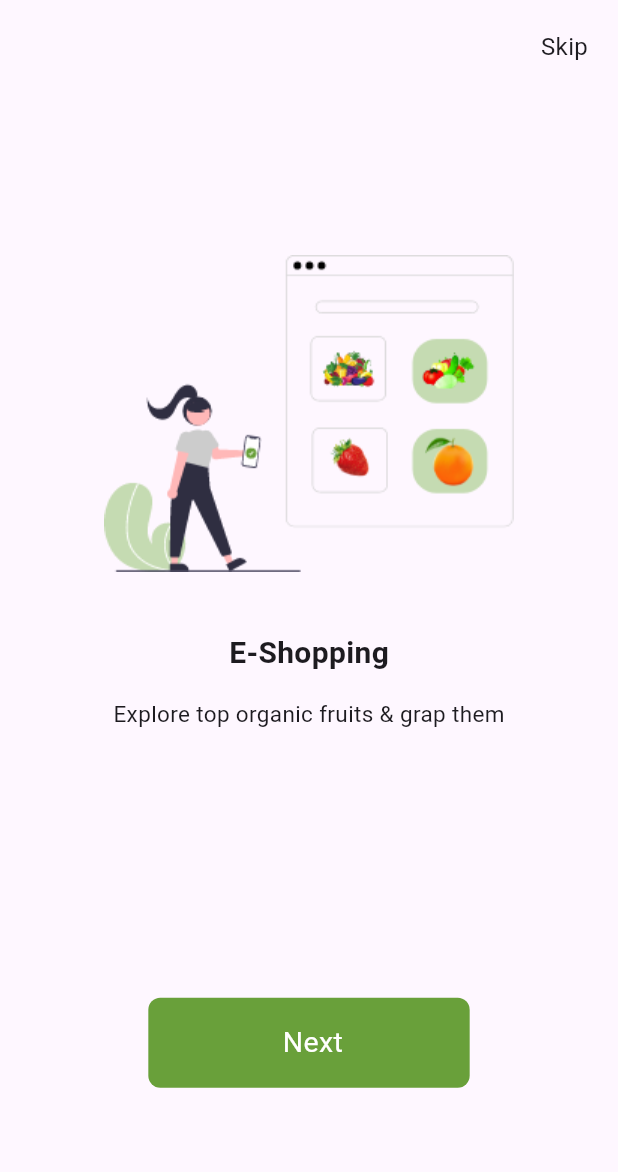
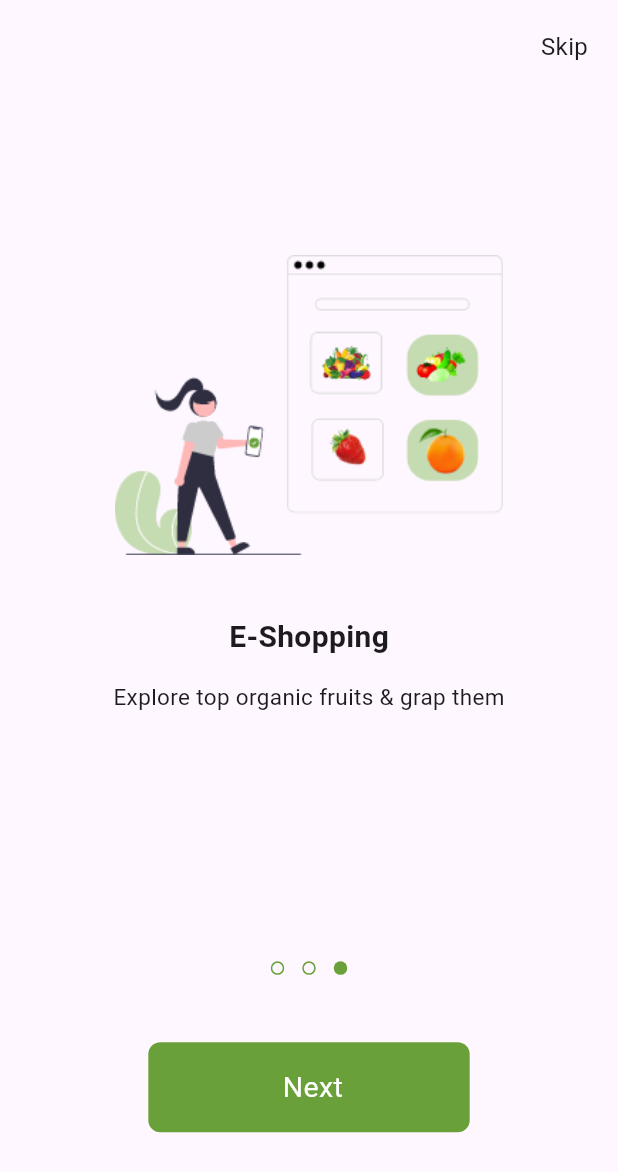
Before and after one commit to Zeina6699/Fruit_Market_App, a Flutter app: the screen it shows after launch, on a phone screen of 412 x 824 dp. Shown: the top 1172 px of the screen. Run offline on Flutter 3.47's test engine with Material 3 defaults, Android fonts, the phone set to English and light mode, and no system bars; drawn by our look-alikes of dots_indicator; our stand-ins replace get.

Commit message:
Finish creating on_boarding UI's

```diff
--- a/lib/Features/OnBoarding/presentation/Widgets/CustomPageView.dart
+++ b/lib/Features/OnBoarding/presentation/Widgets/CustomPageView.dart
@@ -1,21 +1,36 @@
 import 'package:flutter/material.dart';
 import 'package:fruitsmarketapp/Features/OnBoarding/presentation/Widgets/PageViewItem.dart';
 
-class CustomPageView extends StatelessWidget {
-  const CustomPageView({super.key});
+class CustomPageView extends StatefulWidget {
+  final PageController? pageController;
+  const CustomPageView({super.key, this.pageController});
 
+  @override
+  State<CustomPageView> createState() => _CustomPageViewState();
+}
+
+class _CustomPageViewState extends State<CustomPageView> {
   @override
   Widget build(BuildContext context) {
     return PageView(
+
       children: [
-
-      PageViewItem(
-
-        image: "assets/images/ss.png",
-        title: "E-Shopping",description: "Explore top organic fruits & grap them",)
-
+        PageViewItem(
+          image: "assets/images/ss.png",
+          title: "E-Shopping",
+          description: "Explore top organic fruits & grap them",
+        ),
+        PageViewItem(
+          image: "assets/images/sss.png",
+          title: "Delivery on the way",
+          description: "get your order by speed delivery",
+        ),
+        PageViewItem(
+          image: "assets/images/ssss.png",
+          title: "Delivery arrived",
+          description: "Order is arrived at your placeR",
+        )
       ],
-
     );
   }
 }
--- a/lib/Features/OnBoarding/presentation/Widgets/PageViewItem.dart
+++ b/lib/Features/OnBoarding/presentation/Widgets/PageViewItem.dart
@@ -12,7 +12,9 @@ class PageViewItem extends StatelessWidget {
     return Column(
       children: [
         SizedBox(height:170,),
-        Image.asset(image!),
+         Container(
+          height:200,
+          child: Image.asset(image!)),
         SizedBox(height:40,),
         Text(
           title!,
--- /dev/null
+++ b/lib/Features/OnBoarding/presentation/Widgets/customIndecator.dart
@@ -0,0 +1,22 @@
+import 'package:dots_indicator/dots_indicator.dart';
+import 'package:flutter/material.dart';
+import 'package:fruitsmarketapp/Core/constants.dart';
+
+class CustomIndecator extends StatelessWidget {
+  final double? dotIndex;
+  const CustomIndecator({super.key, required this.dotIndex});
+
+  @override
+  Widget build(BuildContext context) {
+    return DotsIndicator(
+      decorator: DotsDecorator(
+          color: Colors.transparent,
+          activeColor: KMainColor,
+          shape: RoundedRectangleBorder(
+              borderRadius: BorderRadius.circular(8),
+              side: BorderSide(color: KMainColor))),
+      dotsCount: 3,
+      position:2
+    );
+  }
+}
--- a/lib/Features/OnBoarding/presentation/Widgets/onBoardingViewBody.dart
+++ b/lib/Features/OnBoarding/presentation/Widgets/onBoardingViewBody.dart
@@ -1,27 +1,55 @@
+import 'package:dots_indicator/dots_indicator.dart';
 import 'package:flutter/material.dart';
+import 'package:fruitsmarketapp/Core/constants.dart';
 import 'package:fruitsmarketapp/Core/utilise/size_config.dart';
 import 'package:fruitsmarketapp/Core/widgets/Custom_Buttons.dart';
 import 'package:fruitsmarketapp/Features/OnBoarding/presentation/Widgets/CustomPageView.dart';
+import 'package:fruitsmarketapp/Features/OnBoarding/presentation/Widgets/customIndecator.dart';
 
-class onBoardingViewBody extends StatelessWidget {
+class onBoardingViewBody extends StatefulWidget {
   const onBoardingViewBody({super.key});
+
+  @override
+  State<onBoardingViewBody> createState() => _onBoardingViewBodyState();
+}
+
+class _onBoardingViewBodyState extends State<onBoardingViewBody> {
+  PageController? pageController;
+  void initState() {
+    pageController = PageController(initialPage: 0)..addListener(
+      () {
+
+    });
+    super.initState();
+  }
 
   @override
   Widget build(BuildContext context) {
     return Stack(
       children: [
-        CustomPageView(),
+        CustomPageView(pageController: pageController,),
+        Positioned(
+            left: 0,
+            right: 0,
+            bottom: SizeConfig.defaultSize! * 17,
+            child: CustomIndecator(
+
+              dotIndex:pageController!.hasClients?
+               pageController?.page:0,
+            )),
         Positioned(
           top: SizeConfig.defaultSize! * 2,
           right: 20,
-          child: Text("Skip",style: TextStyle(fontSize: 16),
+          child: Text(
+            "Skip",
+            style: TextStyle(fontSize: 16),
           ),
         ),
         Positioned(
-          left: SizeConfig.defaultSize!*10,
-          right:  SizeConfig.defaultSize!*10,
-          bottom: SizeConfig.defaultSize!*10,
-          child: CustomGeneralButton(text:" Next"))
+            left: SizeConfig.defaultSize! * 10,
+            right: SizeConfig.defaultSize! * 10,
+            bottom: SizeConfig.defaultSize! * 7,
+            child: CustomGeneralButton(text: " Next"))
       ],
     );
   }
```
Also changed, not shown: pubspec.yaml (+1 -6 lines), pubspec.lock.
